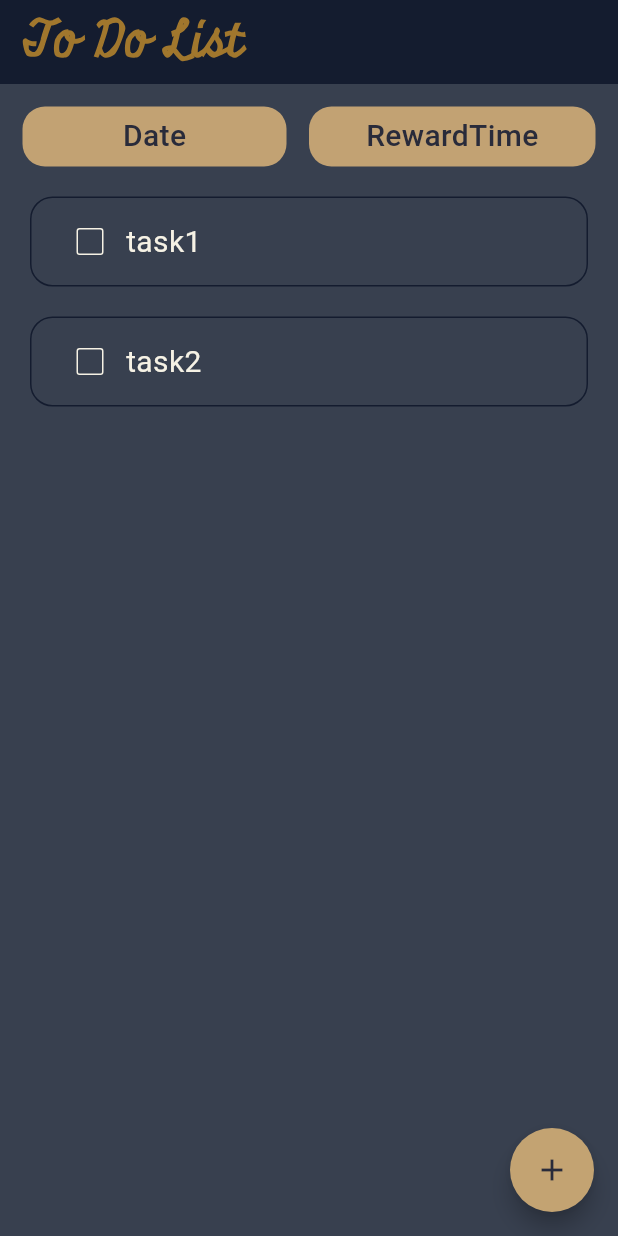
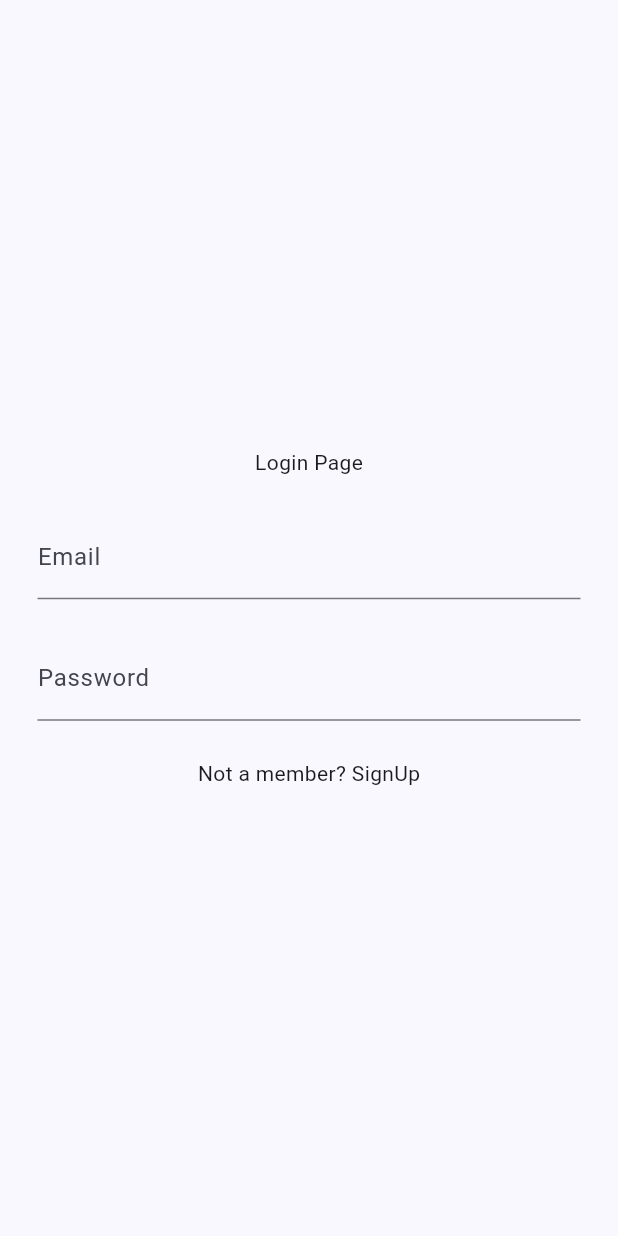
Before and after one commit to MDGSpace-SOC-D-2025/Polaris, a Flutter app: the screen it shows after launch, on a phone screen of 412 x 824 dp. Run offline on Flutter 3.47's test engine with Material 3 defaults, Android fonts, the phone set to English and light mode, and no system bars; Roboto replaces fonts that are missing (AverialLibre).

Commit message:
frontend of login and sign up page

```diff
--- a/App Dev Project/polaris/lib/main.dart
+++ b/App Dev Project/polaris/lib/main.dart
@@ -1,4 +1,6 @@
 import 'package:flutter/material.dart';
+import 'package:polaris/pages/login.dart';
+import 'package:polaris/pages/signup.dart';
 import 'package:polaris/pages/task_home.dart';
 
 void main() {
@@ -17,7 +19,7 @@ class MyApp extends StatelessWidget {
         fontFamily: "AverialLibre",
         colorScheme: ColorScheme.fromSeed(seedColor: Color(0xFF141C2F)),
       ),
-      home: Task(),
+      home: Login(),
     );
   }
 }
--- /dev/null
+++ b/App Dev Project/polaris/lib/pages/input_box.dart
@@ -0,0 +1,25 @@
+import 'package:flutter/material.dart';
+
+class InputBox extends StatefulWidget {
+  final String inputText;
+
+  const InputBox({super.key, required this.inputText});
+
+  @override
+  State<InputBox> createState() => _InputBoxState();
+}
+
+class _InputBoxState extends State<InputBox> {
+  final input = TextEditingController();
+
+  @override
+  Widget build(BuildContext context) {
+    return Container(
+      padding: EdgeInsets.only(left: 25, right: 25, top: 25),
+      child: TextField(
+        decoration: InputDecoration(label: Text(widget.inputText)),
+        controller: input,
+      ),
+    );
+  }
+}
--- /dev/null
+++ b/App Dev Project/polaris/lib/pages/login.dart
@@ -0,0 +1,30 @@
+import 'package:flutter/material.dart';
+import 'package:polaris/pages/input_box.dart';
+
+class Login extends StatefulWidget {
+  const Login({super.key});
+
+  @override
+  State<Login> createState() => _LoginState();
+}
+
+class _LoginState extends State<Login> {
+  @override
+  Widget build(BuildContext context) {
+    return Scaffold(
+      body: Column(
+        mainAxisAlignment: MainAxisAlignment.center,
+        children: [
+          Text("Login Page"),
+
+          InputBox(inputText: "Email"),
+          InputBox(inputText: "Password"),
+
+          SizedBox(height: 25),
+
+          Text("Not a member? SignUp"),
+        ],
+      ),
+    );
+  }
+}
--- /dev/null
+++ b/App Dev Project/polaris/lib/pages/signup.dart
@@ -0,0 +1,32 @@
+import 'package:flutter/material.dart';
+import 'package:polaris/pages/input_box.dart';
+
+class SignUp extends StatefulWidget {
+  const SignUp({super.key});
+
+  @override
+  State<SignUp> createState() => _SignUpState();
+}
+
+class _SignUpState extends State<SignUp> {
+  @override
+  Widget build(BuildContext context) {
+    return Scaffold(
+      body: Column(
+        mainAxisAlignment: MainAxisAlignment.center,
+        children: [
+          Text("SignUp Page"),
+
+          InputBox(inputText: "Email"),
+          InputBox(inputText: "User Id"),
+          InputBox(inputText: "Password"),
+          InputBox(inputText: "Confirm Password"),
+
+          SizedBox(height: 25),
+
+          Text("Already a member? Login"),
+        ],
+      ),
+    );
+  }
+}
```
